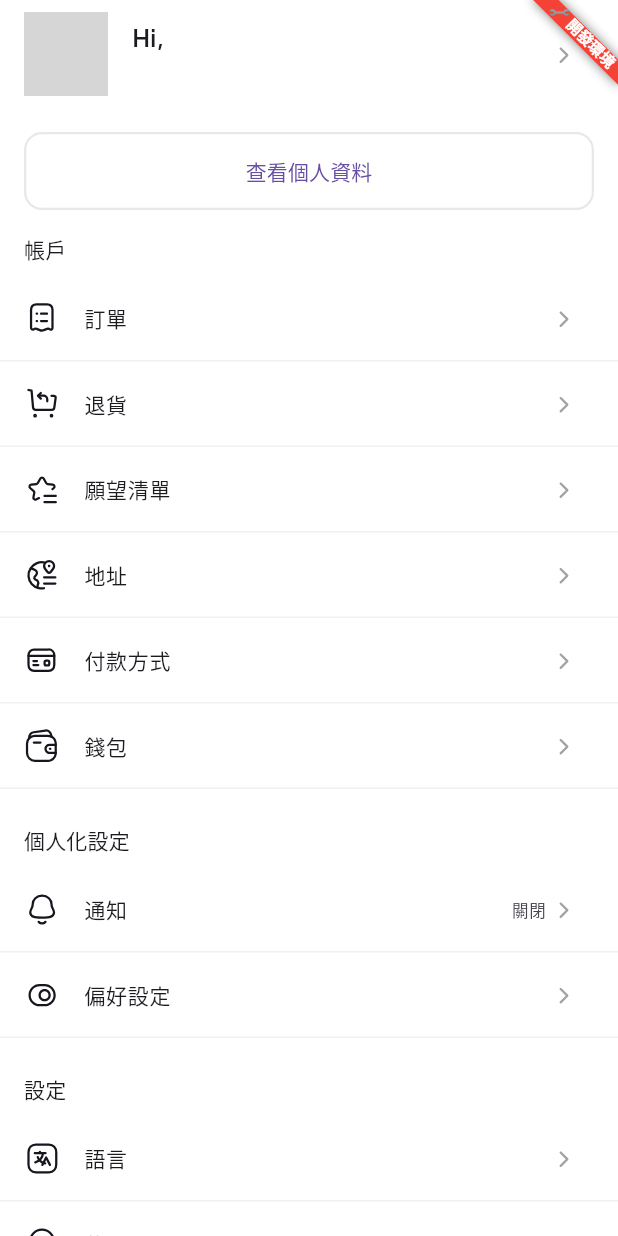
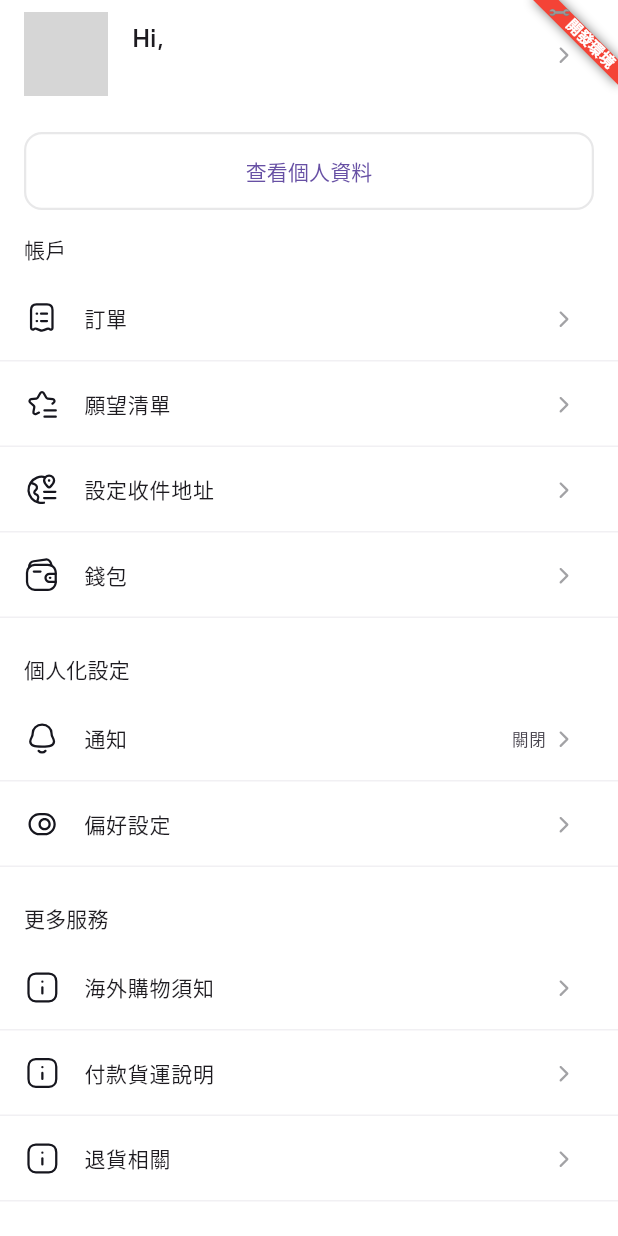
Before and after one commit to beta0221/kingpork-app, a Flutter app: the ProfileScreen screen opened by its route, on a phone screen of 412 x 824 dp. Run offline on Flutter 3.47's test engine with Material 3 defaults, Android fonts, the light colour scheme and no system bars; our stand-ins replace cached_network_image, connectivity_plus, flutter_rating_bar, flutter_svg, flutter_widget_from_html_core, form_field_validator and 3 more; missing offline and left inert: flutter_inappwebview; accounts and stored records are empty; network calls fail; grey boxes are pictures that could not be loaded.

Commit message:
頁面 調整

```diff
--- a/lib/components/order_process.dart
+++ b/lib/components/order_process.dart
@@ -35,14 +35,14 @@ class OrderProgress extends StatelessWidget {
         Expanded(
           child: ProcessDotWithLine(
             isActive: processingStatus == OrderProcessStatus.processing,
-            title: "處理中",
+            title: "待出貨",
             status: processingStatus,
             nextStatus: packedStatus,
           ),
         ),
         Expanded(
           child: ProcessDotWithLine(
-            title: "待出貨",
+            title: "已出貨",
             status: packedStatus,
             nextStatus: shippedStatus,
             isActive: packedStatus == OrderProcessStatus.processing,
@@ -50,7 +50,7 @@ class OrderProgress extends StatelessWidget {
         ),
         Expanded(
           child: ProcessDotWithLine(
-            title: "運送中",
+            title: "已完成",
             status: shippedStatus,
             nextStatus: isCanceled ? OrderProcessStatus.error : deliveredStatus,
             isActive: shippedStatus == OrderProcessStatus.processing,
--- a/lib/entry_point.dart
+++ b/lib/entry_point.dart
@@ -115,8 +115,8 @@ class _EntryPointState extends State<EntryPoint> {
           unselectedItemColor: Colors.grey,
           items: [
             BottomNavigationBarItem(
-              icon: svgIcon("assets/icons/Shop.svg"),
-              activeIcon: svgIcon("assets/icons/Shop.svg", color: primaryColor),
+              icon: svgIcon("assets/icons/Stores.svg"),
+              activeIcon: svgIcon("assets/icons/Stores.svg", color: primaryColor),
               label: "首頁",
             ),
             BottomNavigationBarItem(
--- a/lib/screens/auth/views/components/login_form.dart
+++ b/lib/screens/auth/views/components/login_form.dart
@@ -37,7 +37,7 @@ class _LogInFormState extends State<LogInForm> {
             textInputAction: TextInputAction.next,
             keyboardType: TextInputType.emailAddress,
             decoration: InputDecoration(
-              hintText: "電子郵件地址",
+              hintText: "手機號碼",
               prefixIcon: Padding(
                 padding:
                     const EdgeInsets.symmetric(vertical: defaultPadding * 0.75),
--- a/lib/screens/product/views/product_details_screen.dart
+++ b/lib/screens/product/views/product_details_screen.dart
@@ -85,7 +85,7 @@ class ProductDetailsScreen extends StatelessWidget {
             ),
             ProductListTile(
               svgSrc: "assets/icons/Delivery.svg",
-              title: "配送方式",
+              title: "送貨與付款方式",
               press: () {
                 customModalBottomSheet(
                   context,
--- a/lib/screens/profile/views/profile_screen.dart
+++ b/lib/screens/profile/views/profile_screen.dart
@@ -72,30 +72,30 @@ class ProfileScreen extends StatelessWidget {
               Navigator.pushNamed(context, ordersScreenRoute);
             },
           ),
-          ProfileMenuListTile(
-            text: "退貨",
-            svgSrc: "assets/icons/Return.svg",
-            press: () {},
-          ),
+          // ProfileMenuListTile(
+          //   text: "退貨",
+          //   svgSrc: "assets/icons/Return.svg",
+          //   press: () {},
+          // ),
           ProfileMenuListTile(
             text: "願望清單",
             svgSrc: "assets/icons/Wishlist.svg",
             press: () {},
           ),
           ProfileMenuListTile(
-            text: "地址",
+            text: "設定收件地址",
             svgSrc: "assets/icons/Address.svg",
             press: () {
               Navigator.pushNamed(context, addressesScreenRoute);
             },
           ),
-          ProfileMenuListTile(
-            text: "付款方式",
-            svgSrc: "assets/icons/card.svg",
-            press: () {
-              Navigator.pushNamed(context, emptyPaymentScreenRoute);
-            },
-          ),
+          // ProfileMenuListTile(
+          //   text: "付款方式",
+          //   svgSrc: "assets/icons/card.svg",
+          //   press: () {
+          //     Navigator.pushNamed(context, emptyPaymentScreenRoute);
+          //   },
+          // ),
           ProfileMenuListTile(
             text: "錢包",
             svgSrc: "assets/icons/Wallet.svg",
@@ -132,20 +132,25 @@ class ProfileScreen extends StatelessWidget {
             padding: const EdgeInsets.symmetric(
                 horizontal: defaultPadding, vertical: defaultPadding / 2),
             child: Text(
-              "設定",
+              "更多服務",
               style: Theme.of(context).textTheme.titleSmall,
             ),
           ),
           ProfileMenuListTile(
-            text: "語言",
-            svgSrc: "assets/icons/Language.svg",
+            text: "海外購物須知",
+            svgSrc: "assets/icons/info.svg",
             press: () {
               Navigator.pushNamed(context, selectLanguageScreenRoute);
             },
           ),
           ProfileMenuListTile(
-            text: "位置",
-            svgSrc: "assets/icons/Location.svg",
+            text: "付款貨運說明",
+            svgSrc: "assets/icons/info.svg",
+            press: () {},
+          ),
+          ProfileMenuListTile(
+            text: "退貨相關",
+            svgSrc: "assets/icons/info.svg",
             press: () {},
           ),
           const SizedBox(height: defaultPadding),
@@ -167,6 +172,12 @@ class ProfileScreen extends StatelessWidget {
           ProfileMenuListTile(
             text: "常見問題",
             svgSrc: "assets/icons/FAQ.svg",
+            press: () {},
+            isShowDivider: false,
+          ),
+          ProfileMenuListTile(
+            text: "申請刪除帳號",
+            svgSrc: "assets/icons/Danger Circle.svg",
             press: () {},
             isShowDivider: false,
           ),
```
Also changed, not shown: lib/screens/order/views/components/order_summary_card.dart (+5 -5 lines), lib/screens/product/views/components/quick_category_icons.dart (+6 -6 lines).
